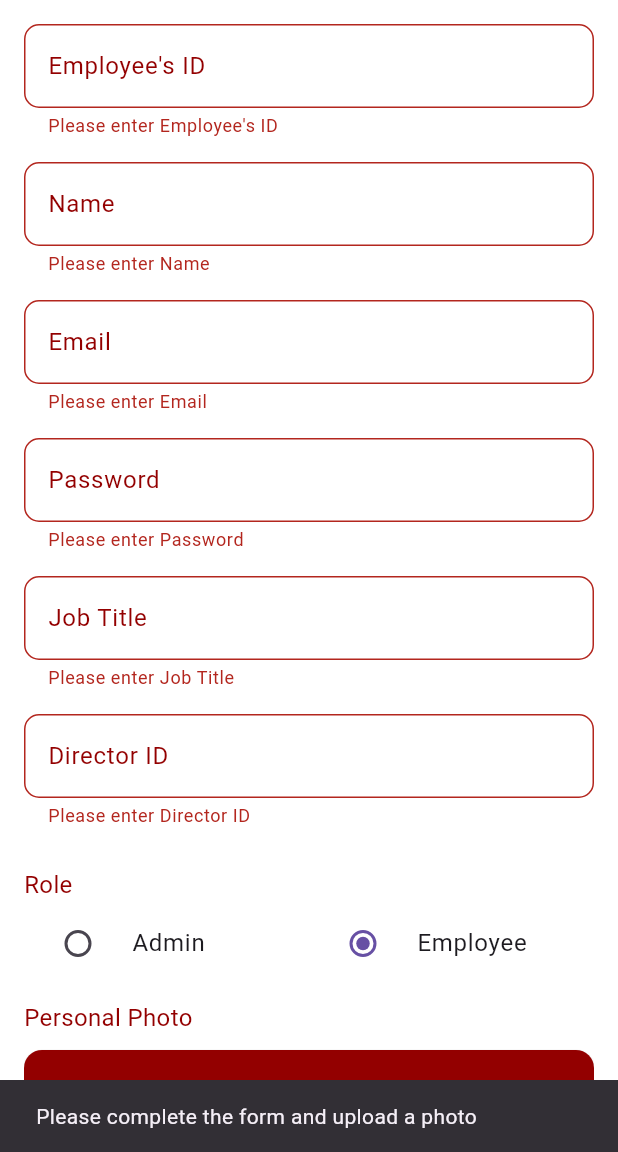
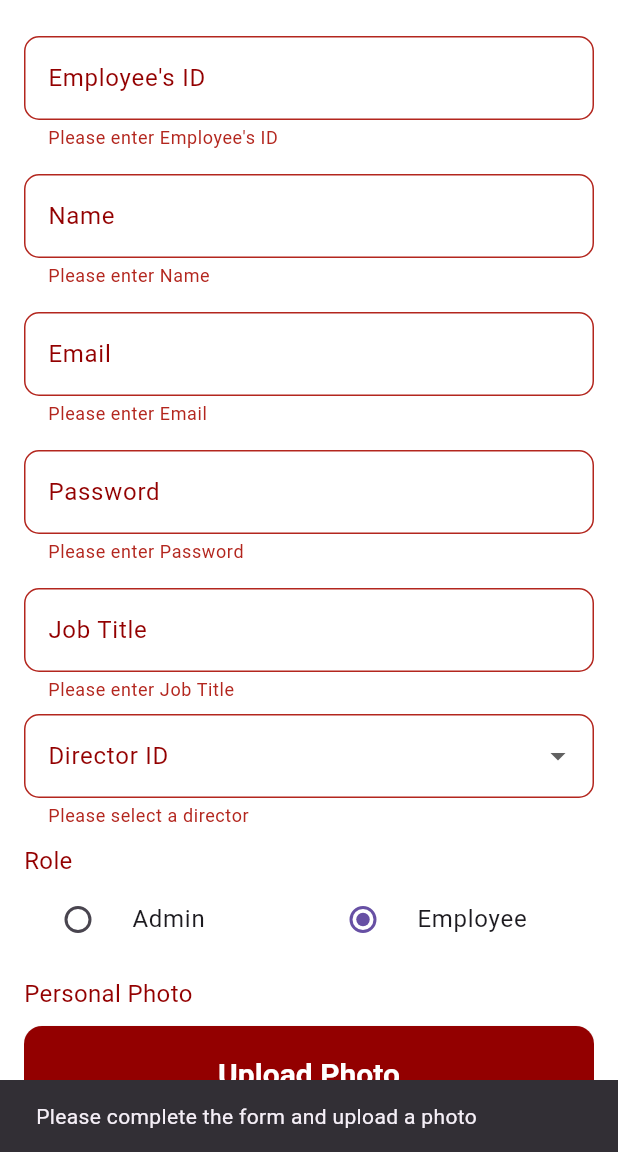
Before and after one commit to Minna-Abdelhady/Internship, a Flutter app: the AddUserScreen screen opened directly, after a tap on "Add User", on a phone screen of 412 x 824 dp, the part 84-1236 px from its top. Run offline on Flutter 3.47's test engine with Material 3 defaults, Android fonts, the phone set to English and light mode, and no system bars; our stand-ins replace email_validator, hive, hive_flutter, image_picker, table_calendar; accounts and stored records are empty.

Commit message:
Validate the director's ID

```diff
--- a/fingerprint_attendace/lib/screens/add_user_screen.dart
+++ b/fingerprint_attendace/lib/screens/add_user_screen.dart
@@ -21,11 +21,23 @@ class _AddUserScreenState extends State<AddUserScreen> {
   final _emailController = TextEditingController();
   final _passwordController = TextEditingController();
   final _jobTitleController = TextEditingController();
-  final _directorIdController = TextEditingController();
   final EmployeeDao _employeeDao = EmployeeDao();
   File? _personalPhoto;
   Uint8List? _webImage;
   bool _isAdmin = false;
+  List<Employee> _employees = [];
+  Employee? _selectedDirector;
+
+  @override
+  void initState() {
+    super.initState();
+    _loadEmployees();
+  }
+
+  Future<void> _loadEmployees() async {
+    _employees = await _employeeDao.getAllEmployees();
+    setState(() {});
+  }
 
   String _hashPassword(String password) {
     final bytes = utf8.encode(password);
@@ -57,11 +69,6 @@ class _AddUserScreenState extends State<AddUserScreen> {
     return await _employeeDao.employeeIdExists(employeeId);
   }
 
-  Future<bool> _directorExists(String directorId) async {
-    // Placeholder function. Replace with actual implementation.
-    return Future.delayed(Duration(seconds: 2), () => true);
-  }
-
   Future<void> _addUser() async {
     if (_formKey.currentState!.validate() && (_personalPhoto != null || _webImage != null)) {
       if (await _employeeIdExists(_companyIdController.text)) {
@@ -76,7 +83,7 @@ class _AddUserScreenState extends State<AddUserScreen> {
         );
         return;
       }
-      if (await _directorExists(_directorIdController.text)) {
+      if (_selectedDirector != null) {
         final hashedPassword = _hashPassword(_passwordController.text);
         final employee = Employee(
           id: DateTime.now().millisecondsSinceEpoch,
@@ -86,7 +93,7 @@ class _AddUserScreenState extends State<AddUserScreen> {
           password: hashedPassword,
           personalPhoto: kIsWeb ? base64Encode(_webImage!) : base64Encode(await _personalPhoto!.readAsBytes()),
           jobTitle: _jobTitleController.text,
-          directorId: _directorIdController.text,
+          directorId: _selectedDirector!.companyId,
           isAdmin: _isAdmin,
         );
 
@@ -103,11 +110,11 @@ class _AddUserScreenState extends State<AddUserScreen> {
           _emailController.clear();
           _passwordController.clear();
           _jobTitleController.clear();
-          _directorIdController.clear();
           setState(() {
             _personalPhoto = null;
             _webImage = null;
             _isAdmin = false;
+            _selectedDirector = null;
           });
         } catch (e) {
           print('Error adding user: $e');
@@ -193,7 +200,33 @@ class _AddUserScreenState extends State<AddUserScreen> {
                   },
                 ),
                 _buildTextField(_jobTitleController, 'Job Title'),
-                _buildTextField(_directorIdController, 'Director ID'),
+                DropdownButtonFormField<Employee>(
+                  value: _selectedDirector,
+                  items: _employees.map((employee) {
+                    return DropdownMenuItem<Employee>(
+                      value: employee,
+                      child: Text(employee.name),
+                    );
+                  }).toList(),
+                  onChanged: (Employee? newValue) {
+                    setState(() {
+                      _selectedDirector = newValue;
+                    });
+                  },
+                  decoration: InputDecoration(
+                    labelText: 'Director ID',
+                    labelStyle: TextStyle(color: Color(0xFF930000)),
+                    border: OutlineInputBorder(
+                      borderRadius: BorderRadius.circular(10),
+                    ),
+                  ),
+                  validator: (value) {
+                    if (value == null) {
+                      return 'Please select a director';
+                    }
+                    return null;
+                  },
+                ),
                 SizedBox(height: 10),
                 Text(
                   'Role',
@@ -269,11 +302,6 @@ class _AddUserScreenState extends State<AddUserScreen> {
                   onPressed: _addUser,
                   style: ElevatedButton.styleFrom(
                     backgroundColor: Color(0xFF930000),
-                    padding: EdgeInsets.symmetric(vertical: 15, horizontal: 30),
-                    shape: RoundedRectangleBorder(
-                      borderRadius: BorderRadius.circular(10),
-                    ),
-                    textStyle: TextStyle(fontSize: 18, fontWeight: FontWeight.bold),
                   ),
                   child: Text(
                     'Add User',
@@ -288,22 +316,22 @@ class _AddUserScreenState extends State<AddUserScreen> {
     );
   }
 
-  Widget _buildTextField(TextEditingController controller, String label, {bool obscureText = false, String? Function(String?)? validator}) {
+  Widget _buildTextField(TextEditingController controller, String labelText, {bool obscureText = false, String? Function(String?)? validator}) {
     return Padding(
-      padding: const EdgeInsets.only(bottom: 16.0),
+      padding: const EdgeInsets.symmetric(vertical: 8.0),
       child: TextFormField(
         controller: controller,
+        obscureText: obscureText,
         decoration: InputDecoration(
-          labelText: label,
+          labelText: labelText,
           labelStyle: TextStyle(color: Color(0xFF930000)),
           border: OutlineInputBorder(
             borderRadius: BorderRadius.circular(10),
           ),
         ),
-        obscureText: obscureText,
         validator: validator ?? (value) {
           if (value == null || value.isEmpty) {
-            return 'Please enter $label';
+            return 'Please enter $labelText';
           }
           return null;
         },
```
